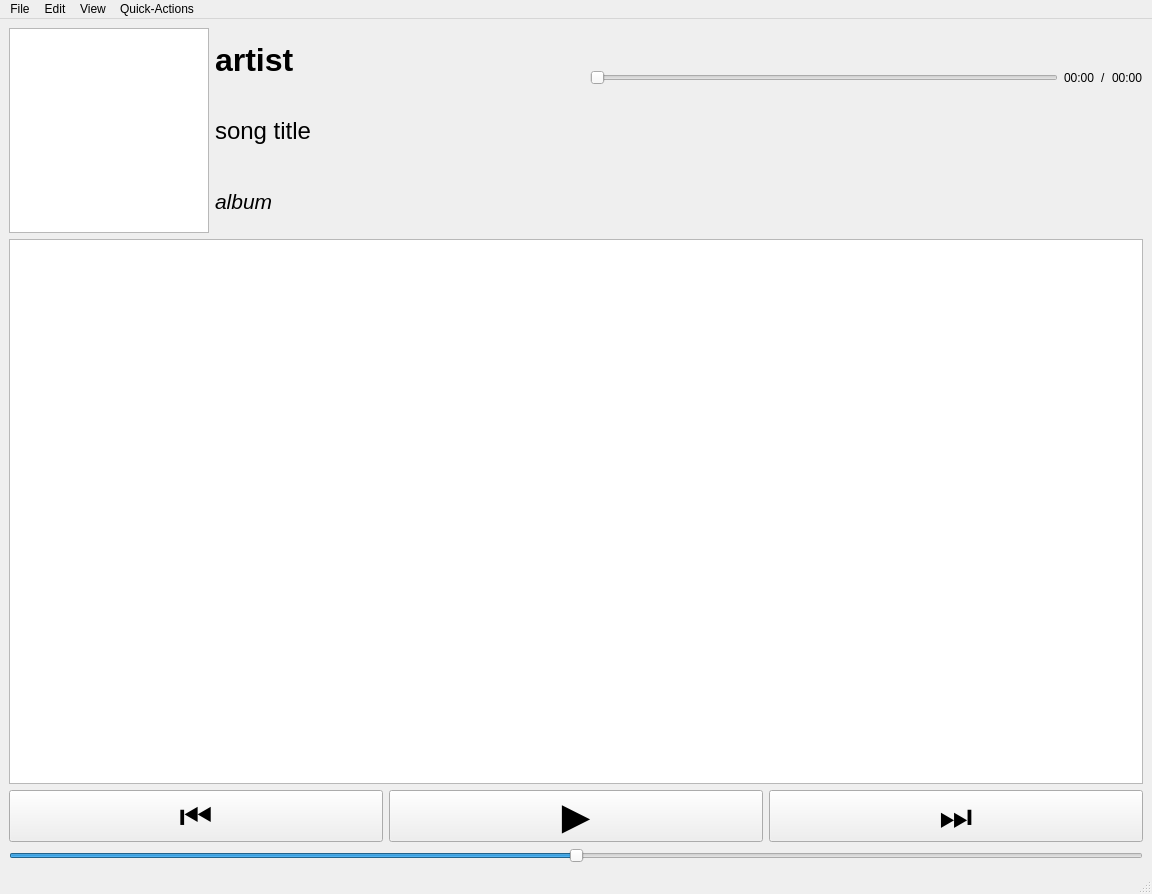
Before: the Qt Designer form ui.ui in billypom/musicpom, drawn with Qt 5.
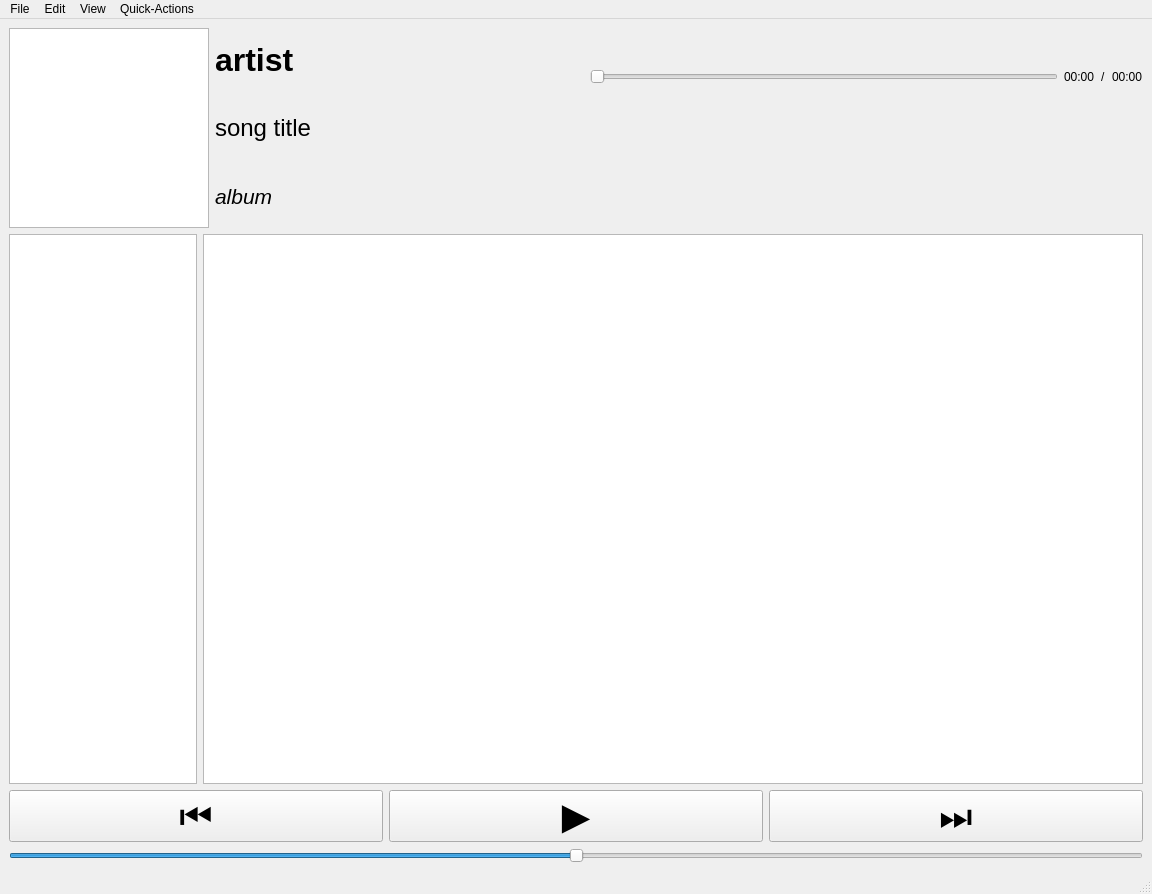
After: the same form once the commit is applied. Custom widgets are drawn as their Qt base class.

Commit message: playlist pane, return to designer

What changed in the file:
```diff
--- a/ui.ui
+++ b/ui.ui
@@ -17,7 +17,15 @@
    <string/>
   </property>
   <widget class="QWidget" name="centralwidget">
-   <layout class="QVBoxLayout" name="verticalLayout_3" stretch="3,8,1,1">
+   <layout class="QVBoxLayout" name="verticalLayout_3" stretch="10,1,1">
+    <item>
+     <layout class="QVBoxLayout" name="verticalLayout">
+      <property name="spacing">
+       <number>6</number>
+      </property>
+      <property name="rightMargin">
+       <number>0</number>
+      </property>
     <item>
      <layout class="QHBoxLayout" name="hLayoutHead" stretch="1,4,6">
       <item>
@@ -157,7 +165,16 @@
      </layout>
     </item>
     <item>
-     <layout class="QHBoxLayout" name="hLayoutMusicTable">
+       <layout class="QHBoxLayout" name="hLayoutMusicTable" stretch="2,10">
+        <property name="leftMargin">
+         <number>0</number>
+        </property>
+        <property name="rightMargin">
+         <number>0</number>
+        </property>
+        <item>
+         <widget class="LeftPane" name="playlistTreeView"/>
+        </item>
       <item>
        <widget class="MusicTable" name="tableView">
         <property name="sizePolicy">
@@ -209,6 +226,8 @@
       </item>
      </layout>
     </item>
+     </layout>
+    </item>
     <item>
      <layout class="QHBoxLayout" name="hLayoutControls">
       <item>
@@ -354,6 +373,11 @@
    <extends>QGraphicsView</extends>
    <header>components</header>
   </customwidget>
+  <customwidget>
+   <class>LeftPane</class>
+   <extends>QTreeView</extends>
+   <header>components</header>
+  </customwidget>
  </customwidgets>
  <resources/>
  <connections/>
```
Left out of the diff: 12 changed lines with no effect on the pictures. Lines whose indentation alone changed are shown as unchanged. The commit also changes 8 other files.
